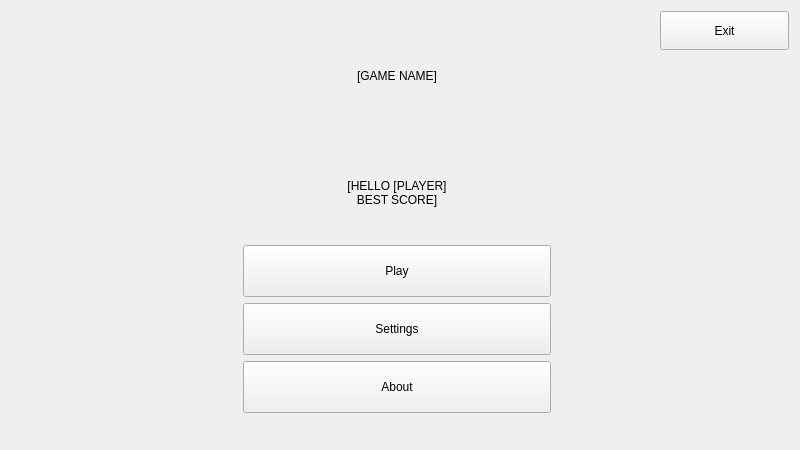
Above: src/menu/mainwindow.ui from VKuzia/cat-circus before the change. Below: the same form after it.
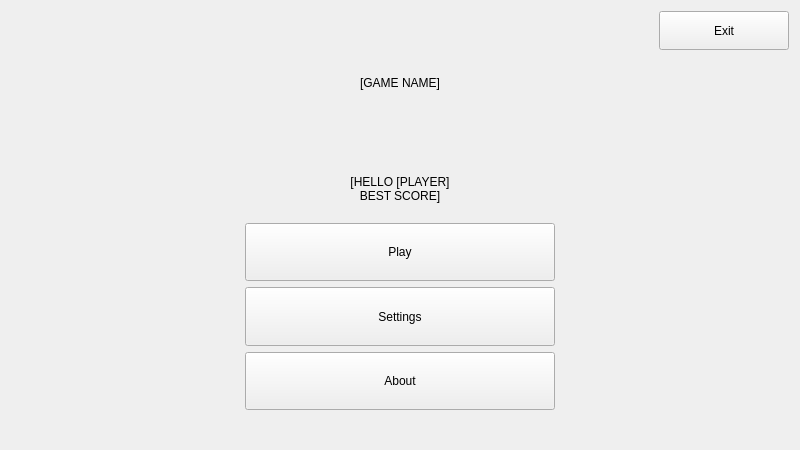
That is the form after the change. Icons and pictures are not drawn. Custom widgets are drawn as their Qt base class.

Diff of the .ui file:
```diff
--- a/src/menu/mainwindow.ui
+++ b/src/menu/mainwindow.ui
@@ -32,6 +32,9 @@
      <height>720</height>
     </size>
    </property>
+   <property name="autoFillBackground">
+    <bool>false</bool>
+   </property>
    <property name="styleSheet">
     <string notr="true"/>
    </property>
@@ -75,6 +78,9 @@
         </property>
         <item>
          <layout class="QHBoxLayout" name="mainHLayout" stretch="1,4,1">
+          <property name="spacing">
+           <number>0</number>
+          </property>
           <property name="sizeConstraint">
            <enum>QLayout::SetDefaultConstraint</enum>
           </property>
@@ -92,7 +98,7 @@
            </spacer>
           </item>
           <item>
-           <layout class="QVBoxLayout" name="mainVLayout" stretch="2,1,3">
+           <layout class="QVBoxLayout" name="mainVLayout" stretch="2,0,3">
             <property name="spacing">
              <number>20</number>
             </property>
```
Left out of the diff: 2 changed lines with no effect on the pictures.
